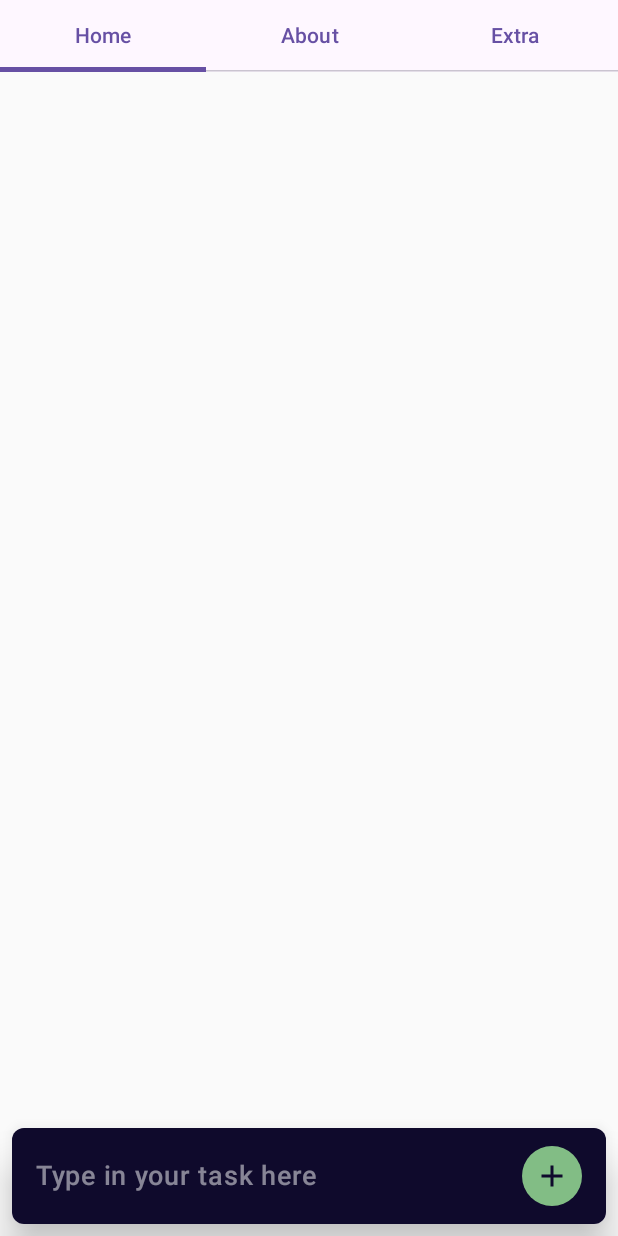
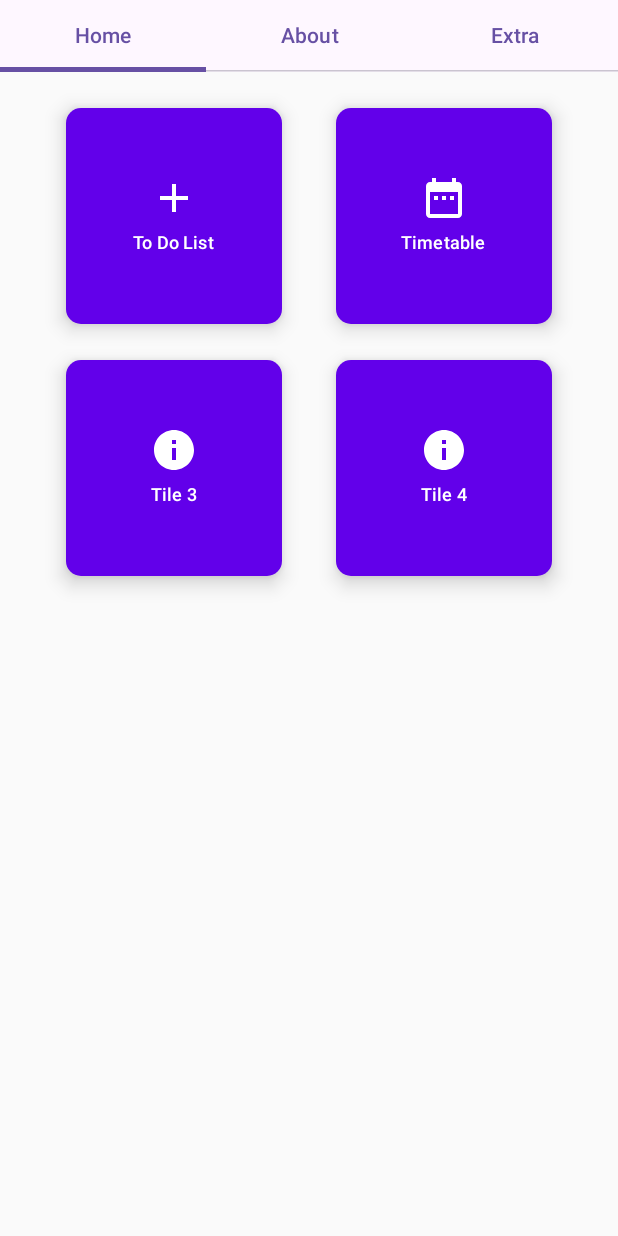
Before and after one commit to pims-diary/TodoList, an Android app built with Jetpack Compose: the screen it shows after launch (MainActivity), on a phone screen of 412 x 824 dp. Run offline under Robolectric (Android 15) with nearby library versions, the phone set to English and light mode, and no system bars; our stand-ins replace Room's generated code.

Commit message:
Create features Photo Gallery and Timetable, and their navigations

```diff
--- a/app/src/main/AndroidManifest.xml
+++ b/app/src/main/AndroidManifest.xml
@@ -1,6 +1,9 @@
 <?xml version="1.0" encoding="utf-8"?>
 <manifest xmlns:android="http://schemas.android.com/apk/res/android"
     xmlns:tools="http://schemas.android.com/tools">
+
+    <uses-permission android:name="android.permission.ACCESS_COARSE_LOCATION" />
+    <uses-permission android:name="android.permission.ACCESS_FINE_LOCATION" />
 
     <application
         android:allowBackup="true"
--- /dev/null
+++ b/app/src/main/java/com/example/todolist/composables/TileButton.kt
@@ -0,0 +1,56 @@
+package com.example.todolist.composables
+
+import androidx.compose.foundation.layout.Arrangement
+import androidx.compose.foundation.layout.Column
+import androidx.compose.foundation.layout.Spacer
+import androidx.compose.foundation.layout.height
+import androidx.compose.foundation.layout.padding
+import androidx.compose.foundation.layout.size
+import androidx.compose.foundation.shape.RoundedCornerShape
+import androidx.compose.material3.Button
+import androidx.compose.material3.ButtonDefaults
+import androidx.compose.material3.Icon
+import androidx.compose.material3.Text
+import androidx.compose.runtime.Composable
+import androidx.compose.ui.Alignment
+import androidx.compose.ui.Modifier
+import androidx.compose.ui.graphics.Color
+import androidx.compose.ui.unit.dp
+import androidx.compose.ui.unit.sp
+
+@Composable
+fun TileButton(
+    text: String,
+    icon: androidx.compose.ui.graphics.vector.ImageVector,
+    onClick: () -> Unit
+) {
+    Button(
+        onClick = onClick,
+        modifier = Modifier
+            .size(160.dp) // Square tile
+            .padding(8.dp),
+        shape = RoundedCornerShape(10.dp), // Rounded edges
+        colors = ButtonDefaults.buttonColors(containerColor = Color(0xFF6200EA)), // Button color
+        elevation = ButtonDefaults.buttonElevation(
+            defaultElevation = 8.dp
+        )
+    ) {
+        Column(
+            horizontalAlignment = Alignment.CenterHorizontally,
+            verticalArrangement = Arrangement.Center
+        ) {
+            Icon(
+                imageVector = icon,
+                contentDescription = null,
+                tint = Color.White,
+                modifier = Modifier.size(32.dp)
+            )
+            Spacer(modifier = Modifier.height(4.dp)) // Spacing between icon and text
+            Text(
+                text = text,
+                fontSize = 12.sp,
+                color = Color.White
+            )
+        }
+    }
+}
--- a/app/src/main/java/com/example/todolist/mainpages/ExtraPage.kt
+++ b/app/src/main/java/com/example/todolist/mainpages/ExtraPage.kt
@@ -1,8 +1,11 @@
 package com.example.todolist.mainpages
 
+import android.content.Context
 import androidx.compose.runtime.Composable
+import androidx.navigation.NavHostController
+import com.example.todolist.composables.PhotoCarousel
+import com.example.todolist.R
 
 @Composable
 fun ExtraPage() {
-
 }
--- /dev/null
+++ b/app/src/main/java/com/example/todolist/mainpages/HomePage.kt
@@ -0,0 +1,97 @@
+package com.example.todolist.mainpages
+
+import androidx.compose.foundation.layout.Arrangement
+import androidx.compose.foundation.layout.Column
+import androidx.compose.foundation.layout.Row
+import androidx.compose.foundation.layout.Spacer
+import androidx.compose.foundation.layout.fillMaxSize
+import androidx.compose.foundation.layout.fillMaxWidth
+import androidx.compose.foundation.layout.height
+import androidx.compose.foundation.layout.padding
+import androidx.compose.material.icons.Icons
+import androidx.compose.material.icons.filled.Add
+import androidx.compose.material.icons.filled.DateRange
+import androidx.compose.material.icons.filled.Info
+import androidx.compose.material3.Button
+import androidx.compose.material3.Text
+import androidx.compose.runtime.Composable
+import androidx.compose.ui.Alignment
+import androidx.compose.ui.Modifier
+import androidx.compose.ui.unit.dp
+import androidx.navigation.NavHostController
+import androidx.navigation.compose.NavHost
+import androidx.navigation.compose.composable
+import androidx.navigation.compose.rememberNavController
+import com.example.todolist.composables.TileButton
+import com.example.todolist.data.AppDatabase
+
+@Composable
+fun HomePage(db: AppDatabase) {
+    val navController = rememberNavController()
+
+    // Navigation within the Home tab
+    NavHost(navController = navController, startDestination = "home") {
+        composable("home") { HomeLandingScreen(navController) }
+        composable("todo") { TodoListPage(db) }
+        composable("timetable") { TimetableScreen(timetable = timetable) }
+        composable("details") { DetailsScreen(navController = navController) }
+    }
+}
+
+@Composable
+fun HomeLandingScreen(navController: NavHostController) {
+    Column(
+        modifier = Modifier
+            .fillMaxSize()
+            .padding(16.dp),
+        verticalArrangement = Arrangement.Top,
+        horizontalAlignment = Alignment.CenterHorizontally
+    ) {
+        // First row with two TileButtons
+        Row(
+            modifier = Modifier.fillMaxWidth(),
+            horizontalArrangement = Arrangement.SpaceEvenly
+        ) {
+            TileButton(
+                text = "To Do List",
+                icon = Icons.Default.Add,
+                onClick = { navController.navigate("todo") }
+            )
+            TileButton(
+                text = "Timetable",
+                icon = Icons.Default.DateRange,
+                onClick = { navController.navigate("timetable") }
+            )
+        }
+        Spacer(modifier = Modifier.height(8.dp)) // Space between rows
+
+        // Second row with two TileButtons
+        Row(
+            modifier = Modifier.fillMaxWidth(),
+            horizontalArrangement = Arrangement.SpaceEvenly
+        ) {
+            TileButton(
+                text = "Tile 3",
+                icon = Icons.Default.Info,
+                onClick = { navController.navigate("details") }
+            )
+            TileButton(
+                text = "Tile 4",
+                icon = Icons.Default.Info,
+                onClick = { navController.navigate("details") }
+            )
+        }
+    }
+}
+
+@Composable
+fun DetailsScreen(navController: NavHostController) {
+    Column(modifier = Modifier.fillMaxSize()) {
+        Text(text = "This is the Details Screen in Home Tab")
+        Button(onClick = {
+            navController.popBackStack()
+        }) {
+            Text(text = "Go back to Home")
+        }
+    }
+}
--- a/app/src/main/java/com/example/todolist/mainpages/Tabs.kt
+++ b/app/src/main/java/com/example/todolist/mainpages/Tabs.kt
@@ -30,7 +30,7 @@ fun TabScreen(database: AppDatabase) {
             }
         }
         when (tabIndex) {
-            0 -> TodoListPage(db = database)
+            0 -> HomePage(db = database)
             1 -> AboutPage()
             2 -> ExtraPage()
         }
--- a/app/src/main/java/com/example/todolist/mainpages/TodoListPage.kt
+++ b/app/src/main/java/com/example/todolist/mainpages/TodoListPage.kt
@@ -5,6 +5,7 @@ import androidx.compose.foundation.layout.fillMaxSize
 import androidx.compose.runtime.Composable
 import androidx.compose.ui.Alignment
 import androidx.compose.ui.Modifier
+import androidx.navigation.NavHostController
 import com.example.todolist.composables.TodoInputBar
 import com.example.todolist.composables.TodoItemsContainer
 import com.example.todolist.data.AppDatabase
```
Also changed, not shown: app/build.gradle.kts (+25 -2 lines), app/src/main/java/com/example/todolist/composables/NavigateToMaps.kt (added, +38 -0 lines), app/src/main/java/com/example/todolist/composables/OpenDialer.kt (+2 -17 lines), app/src/main/java/com/example/todolist/composables/PhotoCarousel.kt (added, +55 -0 lines), app/src/main/java/com/example/todolist/mainpages/AboutPage.kt (+61 -2 lines), app/src/main/java/com/example/todolist/mainpages/TimeTableScreen.kt (added, +122 -0 lines), build.gradle.kts (+9 -0 lines), gradle/libs.versions.toml (+22 -0 lines), app/src/main/res/drawable/sample_image_2.jpg (added), app/src/main/res/drawable/sample_image_3.jpeg (added), app/src/main/res/drawable/sample_image_4.png (added), gradle/wrapper/gradle-wrapper.properties, 1 other file.
